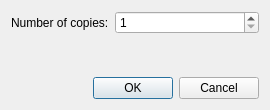
Old version of the form gui/printdialog/printdialog.ui in the repository Boomaga/boomaga.
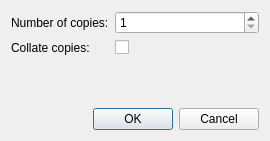
New version of the form.

Commit message: Added collate copies option. Close issue #44.

```diff
--- a/gui/printdialog/printdialog.ui
+++ b/gui/printdialog/printdialog.ui
@@ -7,7 +7,7 @@
     <x>0</x>
     <y>0</y>
     <width>270</width>
-    <height>110</height>
+    <height>141</height>
    </rect>
   </property>
   <property name="windowTitle">
@@ -30,6 +30,20 @@
        </property>
       </widget>
      </item>
+     <item row="1" column="0">
+      <widget class="QLabel" name="collateLabel">
+       <property name="text">
+        <string>Collate copies:</string>
+       </property>
+      </widget>
+     </item>
+     <item row="1" column="1">
+      <widget class="QCheckBox" name="collateCheckBox">
+       <property name="text">
+        <string notr="true"/>
+       </property>
+      </widget>
+     </item>
     </layout>
    </item>
    <item>
```
The commit also changes 8 other files.
